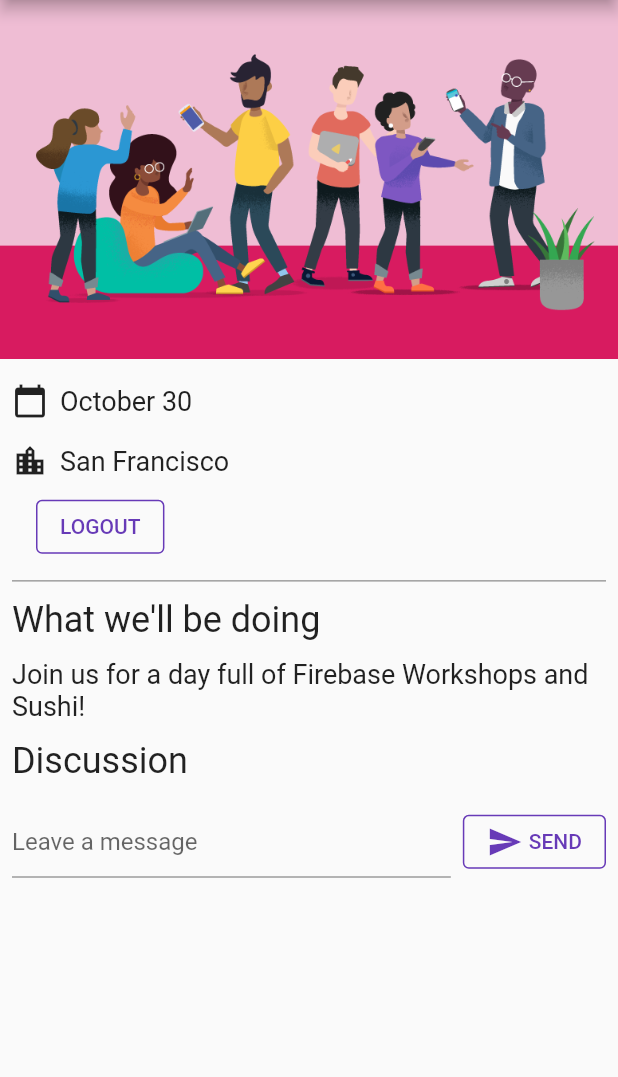
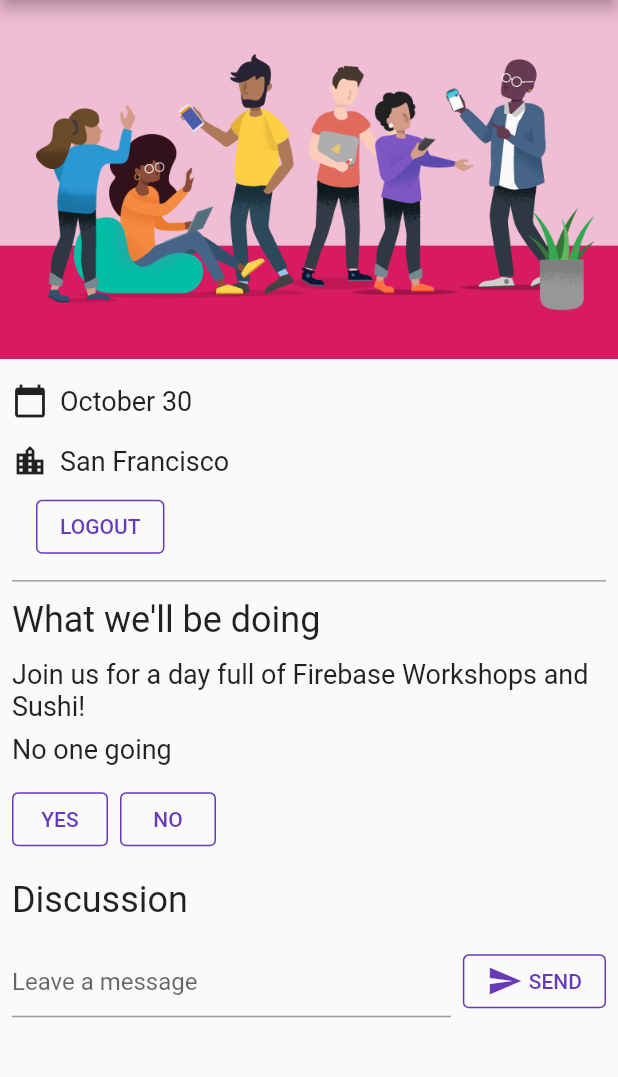
Before and after one commit to JarupongOfficial/Codelab-Firebase-Flutter, a Flutter app: the screen it shows once a user with an empty profile is signed in, on a phone screen of 412 x 824 dp, the part 84-1161 px from its top. Run offline on Flutter 3.47's test engine with Material 2 defaults, Android fonts, the phone set to English and light mode, and no system bars; our stand-ins replace cloud_firestore, firebase_auth, firebase_core, google_fonts; accounts and stored records are empty.

Commit message:
5th Commit: Add MeetUp accept button and display number of person going

```diff
--- a/lib/main.dart
+++ b/lib/main.dart
@@ -81,7 +81,21 @@ class HomePage extends StatelessWidget {
             builder: (context, appState, _) => Column(
               crossAxisAlignment: CrossAxisAlignment.start,
               children: [
+
+                if (appState.attendees >= 2)
+                  Paragraph('${appState.attendees} people going')
+                else if (appState.attendees == 1)
+                  Paragraph('1 person going')
+                else
+                  Paragraph('No one going'),
+
                 if (appState.loginState == ApplicationLoginState.loggedIn) ...[
+
+                  YesNoSelection(
+                    state: appState.attending,
+                    onSelection: (attending) => appState.attending = attending,
+                  ),
+
                   Header('Discussion'),
                   GuestBook(
                     addMessage: (String message) =>
@@ -103,6 +117,8 @@ class GuestBookMessage {
   final String name;
   final String message;
 }
+
+enum Attending { yes, no, unknown }
 
 class GuestBook extends StatefulWidget {
   GuestBook({required this.addMessage, required this.messages});
@@ -173,12 +189,22 @@ class _GuestBookState extends State<GuestBook> {
 }
 
 class ApplicationState extends ChangeNotifier{
+
   ApplicationState(){
     init();
   }
 
   Future<void> init() async {
     await Firebase.initializeApp();
+
+    _listenerCountSub = FirebaseFirestore.instance
+        .collection('attendees')
+        .where('attending', isEqualTo: true)
+        .snapshots()
+        .listen((snapshot) {
+      _attendees = snapshot.docs.length;
+      notifyListeners();
+    });
 
     FirebaseAuth.instance.userChanges().listen((user) {
       if (user != null) {
@@ -203,11 +229,29 @@ class ApplicationState extends ChangeNotifier{
           notifyListeners();
         });
 
+        _attendingSubscription = FirebaseFirestore.instance
+            .collection('attendees')
+            .doc(user.uid)
+            .snapshots()
+            .listen((snapshot) {
+          if (snapshot.data() != null) {
+            if (snapshot.data()!['attending']) {
+              _attending = Attending.yes;
+            } else {
+              _attending = Attending.no;
+            }
+          } else {
+            _attending = Attending.unknown;
+          }
+          notifyListeners();
+        });
+
       } else {
         _loginState = ApplicationLoginState.loggedOut;
 
         _guestBookMessages = [];
         _guestBookSubscription?.cancel();
+        _attendingSubscription?.cancel();
 
       }
       notifyListeners();
@@ -222,6 +266,26 @@ class ApplicationState extends ChangeNotifier{
   StreamSubscription<QuerySnapshot>? _guestBookSubscription;
   List<GuestBookMessage> _guestBookMessages = [];
   List<GuestBookMessage> get guestBookMessages => _guestBookMessages;
+
+  int _attendees = 0;
+  int get attendees => _attendees;
+
+  Attending _attending = Attending.unknown;
+  StreamSubscription<DocumentSnapshot>? _attendingSubscription;
+  Attending get attending => _attending;
+
+  set attending(Attending attending) {
+    final userDoc = FirebaseFirestore.instance
+        .collection('attendees')
+        .doc(FirebaseAuth.instance.currentUser!.uid);
+    if (attending == Attending.yes) {
+      userDoc.set({'attending': true});
+    } else {
+      userDoc.set({'attending': false});
+    }
+  }
+
+  StreamSubscription<QuerySnapshot>? _listenerCountSub;
 
   Future<DocumentReference> addMessageToGuestBook(String message) {
     if (_loginState != ApplicationLoginState.loggedIn) {
@@ -295,4 +359,75 @@ class ApplicationState extends ChangeNotifier{
     FirebaseAuth.instance.signOut();
   }
 
+  @override
+  void dispose() {
+    _listenerCountSub?.cancel();
+    super.dispose();
+  }
+
 }
+
+class YesNoSelection extends StatelessWidget {
+  const YesNoSelection({required this.state, required this.onSelection});
+  final Attending state;
+  final void Function(Attending selection) onSelection;
+
+  @override
+  Widget build(BuildContext context) {
+    switch (state) {
+      case Attending.yes:
+        return Padding(
+          padding: EdgeInsets.all(8.0),
+          child: Row(
+            children: [
+              ElevatedButton(
+                style: ElevatedButton.styleFrom(elevation: 0),
+                onPressed: () => onSelection(Attending.yes),
+                child: Text('YES'),
+              ),
+              SizedBox(width: 8),
+              TextButton(
+                onPressed: () => onSelection(Attending.no),
+                child: Text('NO'),
+              ),
+            ],
+          ),
+        );
+      case Attending.no:
+        return Padding(
+          padding: EdgeInsets.all(8.0),
+          child: Row(
+            children: [
+              TextButton(
+                onPressed: () => onSelection(Attending.yes),
+                child: Text('YES'),
+              ),
+              SizedBox(width: 8),
+              ElevatedButton(
+                style: ElevatedButton.styleFrom(elevation: 0),
+                onPressed: () => onSelection(Attending.no),
+                child: Text('NO'),
+              ),
+            ],
+          ),
+        );
+      default:
+        return Padding(
+          padding: EdgeInsets.all(8.0),
+          child: Row(
+            children: [
+              StyledButton(
+                onPressed: () => onSelection(Attending.yes),
+                child: Text('YES'),
+              ),
+              SizedBox(width: 8),
+              StyledButton(
+                onPressed: () => onSelection(Attending.no),
+                child: Text('NO'),
+              ),
+            ],
+          ),
+        );
+    }
+  }
+}
```
